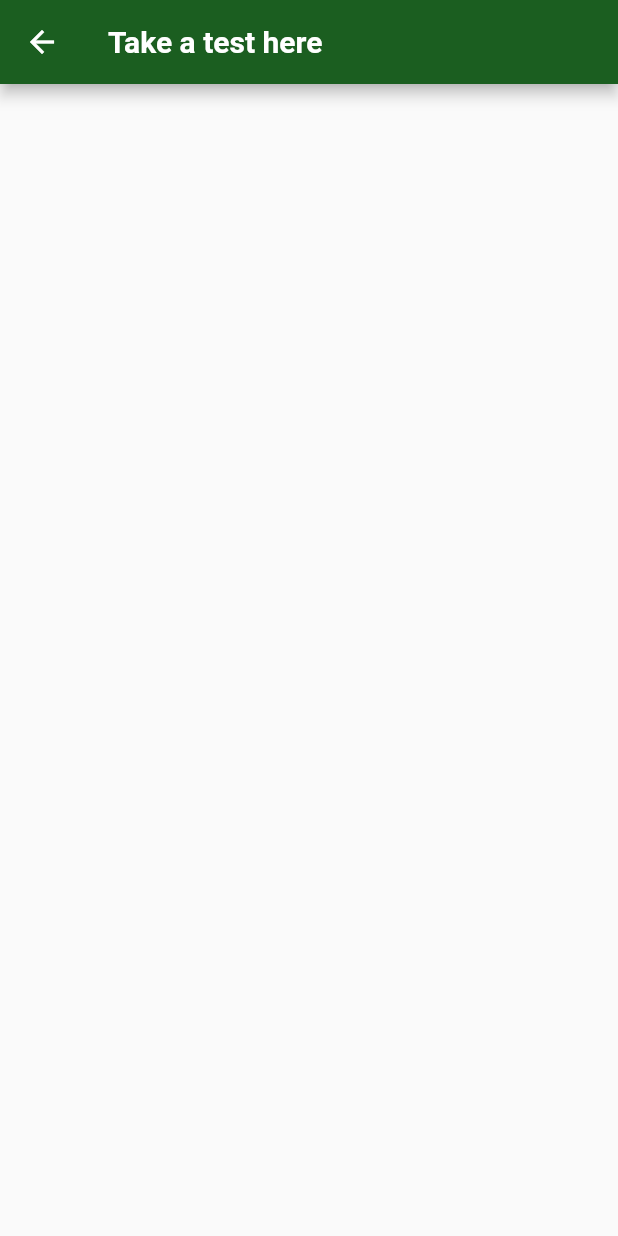
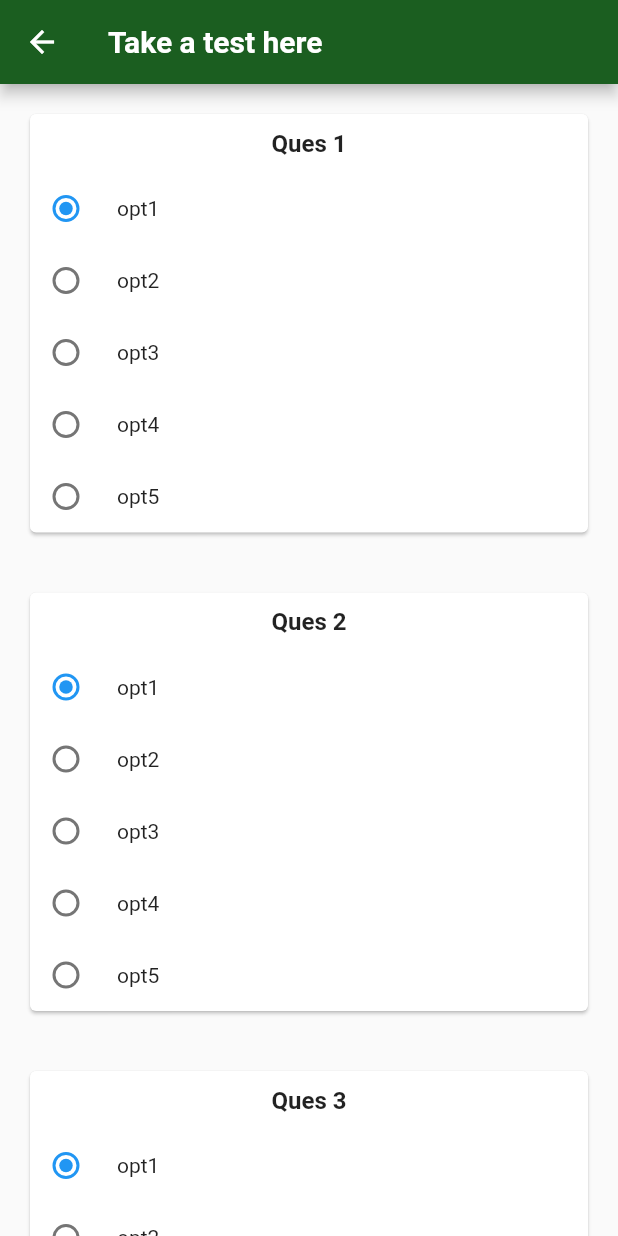
Before and after one commit to Shuvo091/Captain-Earth-Extension, a Flutter app: the screen it shows after launch, after a tap on "Take a Test", on a phone screen of 412 x 824 dp. Run offline on Flutter 3.47's test engine with Material 2 defaults, Android fonts, the phone set to English and light mode, and no system bars; our stand-ins replace flutter_spinkit.

Commit message:
Test page added

```diff
--- a/lib/main.dart
+++ b/lib/main.dart
@@ -3,6 +3,7 @@ import 'package:captain_earth_extension/pages/mentalHealthTest.dart';
 import 'package:flutter/material.dart';
 import 'package:captain_earth_extension/pages/loading.dart';
 import 'package:captain_earth_extension/pages/home.dart';
+import 'package:captain_earth_extension/pages/scoreAndVideo.dart';
 
 void main() {
   runApp(MaterialApp(
@@ -11,6 +12,7 @@ void main() {
       '/':(context) => Loading(),
       '/home':(context) => HomePage(),
       '/test':(context) => MentalTest(),
+      '/result':(context) => ScoreAndVideo(),
       '/doctorList':(context) => DoctorList(),
     },
   ));
--- a/lib/pages/doctorList.dart
+++ b/lib/pages/doctorList.dart
@@ -15,7 +15,7 @@ class _DoctorListState extends State<DoctorList> {
       appBar: AppBar(
         backgroundColor: Colors.green[900],
         title: Text(
-          'What problems are you facing?',
+          'Our Specialists',
           style: TextStyle(
             fontSize: 20.0,
             color: Colors.white,
--- a/lib/pages/home.dart
+++ b/lib/pages/home.dart
@@ -1,3 +1,4 @@
+import 'package:captain_earth_extension/services/cards.dart';
 import 'package:flutter/cupertino.dart';
 import 'package:flutter/material.dart';
 
@@ -10,6 +11,12 @@ class HomePage extends StatefulWidget {
 }
 
 class _HomePageState extends State<HomePage> {
+
+  List<HomeText> homeCardList = [
+    HomeText('Take a Test', '/test'),
+    HomeText('Meet a Kotha bondhu', '/doctorList'),
+  ];
+
   @override
   Widget build(BuildContext context) {
     return Scaffold(
@@ -27,56 +34,7 @@ class _HomePageState extends State<HomePage> {
       ),
       body: Column(
         //mainAxisAlignment: MainAxisAlignment.center,
-        children: [
-          Card(
-            margin: EdgeInsets.fromLTRB(16, 16, 16, 0),
-            child: InkWell(
-              onTap: (){
-                Navigator.pushNamed(context, '/test');
-              },
-              child: Padding(
-                padding: const EdgeInsets.all(12.0),
-                child: Column(
-                  crossAxisAlignment: CrossAxisAlignment.stretch,
-                  children: [
-                    Text(
-                      'Take a Test',
-                      style: TextStyle(
-                        fontSize: 18.0,
-                        color: Colors.grey[600],
-                      ),
-                    ),
-                    SizedBox(height: 6.0,),
-                  ],
-                ),
-              ),
-            ),
-          ),
-          Card(
-            margin: EdgeInsets.fromLTRB(16, 16, 16, 0),
-            child: InkWell(
-              onTap: (){
-                Navigator.pushNamed(context, '/doctorList');
-              },
-              child: Padding(
-                padding: const EdgeInsets.all(12.0),
-                child: Column(
-                  crossAxisAlignment: CrossAxisAlignment.stretch,
-                  children: [
-                    Text(
-                      'Meet a Kotha bondhu',
-                      style: TextStyle(
-                        fontSize: 18.0,
-                        color: Colors.grey[600],
-                      ),
-                    ),
-                    SizedBox(height: 6.0,),
-                  ],
-                ),
-              ),
-            ),
-          )
-        ],
+        children: homeCardList.map((homeText) => HomeCard(homeText)).toList(),
       ),
     );
   }
--- a/lib/pages/mentalHealthTest.dart
+++ b/lib/pages/mentalHealthTest.dart
@@ -1,3 +1,4 @@
+import 'package:captain_earth_extension/services/cards.dart';
 import 'package:flutter/material.dart';
 
 
@@ -9,6 +10,57 @@ class MentalTest extends StatefulWidget {
 }
 
 class _MentalTestState extends State<MentalTest> {
+
+  List<HomeText> homeCardList = [
+    HomeText('See Your Result', '/result'),
+    HomeText('Consult a doctor', '/doctorList'),
+  ];
+
+  List<QuizText> quizQuesList = [
+    QuizText(
+        'Ques 1',
+        QuesAndWeight('opt1',1),
+        QuesAndWeight('opt2',2),
+        QuesAndWeight('opt3',3),
+        QuesAndWeight('opt4',4),
+        QuesAndWeight('opt5',5)
+    ),
+    QuizText(
+        'Ques 2',
+        QuesAndWeight('opt1',1),
+        QuesAndWeight('opt2',2),
+        QuesAndWeight('opt3',3),
+        QuesAndWeight('opt4',4),
+        QuesAndWeight('opt5',5)
+    ),
+    QuizText(
+        'Ques 3',
+        QuesAndWeight('opt1',1),
+        QuesAndWeight('opt2',2),
+        QuesAndWeight('opt3',3),
+        QuesAndWeight('opt4',4),
+        QuesAndWeight('opt5',5)
+    ),
+    QuizText(
+        'Ques 4',
+        QuesAndWeight('opt1',1),
+        QuesAndWeight('opt2',2),
+        QuesAndWeight('opt3',3),
+        QuesAndWeight('opt4',4),
+        QuesAndWeight('opt5',5)
+    ),
+    QuizText(
+        'Ques 5',
+        QuesAndWeight('opt1',1),
+        QuesAndWeight('opt2',2),
+        QuesAndWeight('opt3',3),
+        QuesAndWeight('opt4',4),
+        QuesAndWeight('opt5',5)
+    ),
+  ];
+
+  int _score = 0;
+
   @override
   Widget build(BuildContext context) {
     return Scaffold(
@@ -24,7 +76,22 @@ class _MentalTestState extends State<MentalTest> {
           ),
         ),
       ),
-
+      body: SingleChildScrollView(
+        child: Column(
+          children: <Widget>[
+            Column(
+              //mainAxisAlignment: MainAxisAlignment.center,
+              children: quizQuesList.map((quizText) => QuizCard(quizText)).toList(),
+            ),
+            SizedBox(
+              height: 30.0,
+            ),
+            Column(
+              children: homeCardList.map((homeText) => HomeCard(homeText)).toList(),
+            ),
+          ],
+        ),
+      ),
     );
   }
 }
--- a/lib/pages/scoreAndVideo.dart
+++ b/lib/pages/scoreAndVideo.dart
@@ -0,0 +1,28 @@
+import 'package:flutter/material.dart';
+
+class ScoreAndVideo extends StatefulWidget {
+  const ScoreAndVideo({Key? key}) : super(key: key);
+
+  @override
+  _ScoreAndVideoState createState() => _ScoreAndVideoState();
+}
+
+class _ScoreAndVideoState extends State<ScoreAndVideo> {
+  @override
+  Widget build(BuildContext context) {
+    return Scaffold(
+      backgroundColor: Colors.green[150],
+      appBar: AppBar(
+        backgroundColor: Colors.green[900],
+        title: Text(
+          'Your Score',
+          style: TextStyle(
+            fontSize: 20.0,
+            color: Colors.white,
+            fontWeight: FontWeight.bold,
+          ),
+        ),
+      ),
+    );
+  }
+}
--- /dev/null
+++ b/lib/services/cards.dart
@@ -0,0 +1,217 @@
+import 'package:flutter/cupertino.dart';
+import 'package:flutter/material.dart';
+
+
+class HomeText{
+  String options;
+  String url;
+  HomeText(this.options, this.url);
+}
+
+
+class HomeCard extends StatelessWidget {
+
+  final HomeText homeText;
+  HomeCard(this.homeText);
+
+
+  @override
+  Widget build(BuildContext context) {
+    return Card(
+      margin: EdgeInsets.fromLTRB(16, 16, 16, 0),
+      child: InkWell(
+        onTap: (){
+          Navigator.pushNamed(context, homeText.url);
+          print(QuizText.score);
+          //QuizText.score = 0;
+        },
+        child: Padding(
+          padding: const EdgeInsets.all(12.0),
+          child: Column(
+            crossAxisAlignment: CrossAxisAlignment.stretch,
+            children: [
+              Text(
+                homeText.options,
+                style: TextStyle(
+                  fontSize: 18.0,
+                  color: Colors.grey[600],
+                ),
+              ),
+              SizedBox(height: 6.0,),
+            ],
+          ),
+        ),
+      ),
+    );
+  }
+}
+
+
+
+class QuesAndWeight{
+  String ques;
+  int weight;
+  QuesAndWeight(this.ques,this.weight);
+}
+
+class QuizText{
+  static int score = 5;
+  String question;
+  QuesAndWeight opt1;
+  QuesAndWeight opt2;
+  QuesAndWeight opt3;
+  QuesAndWeight opt4;
+  QuesAndWeight opt5;
+
+  QuizText(this.question,this.opt1,this.opt2,this.opt3,this.opt4,this.opt5);
+}
+
+
+class QuizCard extends StatefulWidget {
+
+  final QuizText quiz;
+  QuizCard(this.quiz);
+
+  @override
+  _QuizCardState createState() => _QuizCardState();
+}
+
+class _QuizCardState extends State<QuizCard> {
+  dynamic _currentState;
+  int _weight = 0;
+  int _prevWeight = 0;
+
+  @override
+  void initState() {
+    // TODO: implement initState
+    _currentState = widget.quiz.opt1.ques;
+    _weight = widget.quiz.opt1.weight;
+    _prevWeight = _weight;
+    //QuizText.score = 0;
+
+    super.initState();
+  }
+
+
+  @override
+  Widget build(BuildContext context) {
+
+    return Card(
+      margin: EdgeInsets.all(20.0),
+      child: Column(
+        children: <Widget>[
+          Container(
+            padding: EdgeInsets.all(10.0),
+            child: Text(
+              widget.quiz.question,
+              style: TextStyle(
+                fontWeight: FontWeight.bold,
+                fontSize: 16,
+              ),
+            ),
+          ),
+          Row(
+            children: <Widget>[
+              Radio(
+                  value: widget.quiz.opt1.ques,
+                  groupValue: _currentState,
+                  onChanged: (value){
+                    setState(() {
+                      _currentState = value;
+                      _prevWeight = _weight;
+                      _weight = widget.quiz.opt1.weight;
+                      QuizText.score += _weight-_prevWeight;
+                    });
+                  },
+              ),
+              SizedBox(
+                width: 10.0,
+              ),
+              Text(widget.quiz.opt1.ques),
+            ],
+          ),
+          Row(
+            children: <Widget>[
+              Radio(
+                value: widget.quiz.opt2.ques,
+                groupValue: _currentState,
+                onChanged: (value){
+                  setState(() {
+                    _currentState = value;
+                    _prevWeight = _weight;
+                    _weight = widget.quiz.opt2.weight;
+                    QuizText.score += _weight-_prevWeight;
+                  });
+                },
+              ),
+              SizedBox(
+                width: 10.0,
+              ),
+              Text(widget.quiz.opt2.ques),
+            ],
+          ),
+          Row(
+            children: <Widget>[
+              Radio(
+                value: widget.quiz.opt3.ques,
+                groupValue: _currentState,
+                onChanged: (value){
+                  setState(() {
+                    _currentState = value;
+                    _prevWeight = _weight;
+                    _weight = widget.quiz.opt3.weight;
+                    QuizText.score += _weight-_prevWeight;
+                  });
+                },
+              ),
+              SizedBox(
+                width: 10.0,
+              ),
+              Text(widget.quiz.opt3.ques),
+            ],
+          ),
+          Row(
+            children: <Widget>[
+              Radio(
+                value: widget.quiz.opt4.ques,
+                groupValue: _currentState,
+                onChanged: (value){
+                  setState(() {
+                    _currentState = value;
+                    _prevWeight = _weight;
+                    _weight = widget.quiz.opt4.weight;
+                    QuizText.score += _weight-_prevWeight;
+                  });
+                },
+              ),
+              SizedBox(
+                width: 10.0,
+              ),
+              Text(widget.quiz.opt4.ques),
+            ],
+          ),
+          Row(
+            children: <Widget>[
+              Radio(
+                value: widget.quiz.opt5.ques,
+                groupValue: _currentState,
+                onChanged: (value){
+                  setState(() {
+                    _currentState = value;
+                    _prevWeight = _weight;
+                    _weight = widget.quiz.opt5.weight;
+                    QuizText.score += _weight-_prevWeight;
+                  });
+                },
+              ),
+              SizedBox(
+                width: 10.0,
+              ),
+              Text(widget.quiz.opt5.ques),
+            ],
+          ),
+        ],
+      ),
+    );
+  }
+}
```
